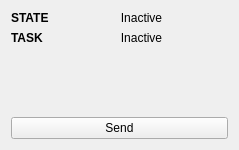
Before: the Qt Designer form rviz_homebot_panel/resource/homebot_panel.ui in brinashong/CS5478_HomeBot, drawn with Qt 5.
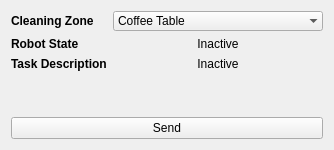
After: the same form once the commit is applied.

```diff
--- a/rviz_homebot_panel/resource/homebot_panel.ui
+++ b/rviz_homebot_panel/resource/homebot_panel.ui
@@ -6,7 +6,7 @@
    <rect>
     <x>0</x>
     <y>0</y>
-    <width>239</width>
+    <width>334</width>
     <height>150</height>
    </rect>
   </property>
@@ -15,7 +15,7 @@
     <layout class="QGridLayout" name="gridLayout">
      <item row="0" column="0">
       <layout class="QFormLayout" name="formLayout">
-       <item row="0" column="0">
+       <item row="1" column="0">
         <widget class="QLabel" name="stateLabel">
          <property name="font">
           <font>
@@ -24,11 +24,11 @@
           </font>
          </property>
          <property name="text">
-          <string>STATE</string>
+          <string>Robot State</string>
          </property>
         </widget>
        </item>
-       <item row="0" column="1">
+       <item row="1" column="1">
         <widget class="QLabel" name="state">
          <property name="text">
           <string>Inactive</string>
@@ -38,7 +38,7 @@
          </property>
         </widget>
        </item>
-       <item row="1" column="0">
+       <item row="2" column="0">
         <widget class="QLabel" name="taskLabel">
          <property name="font">
           <font>
@@ -47,11 +47,11 @@
           </font>
          </property>
          <property name="text">
-          <string>TASK</string>
+          <string>Task Description</string>
          </property>
         </widget>
        </item>
-       <item row="1" column="1">
+       <item row="2" column="1">
         <widget class="QLabel" name="task">
          <property name="text">
           <string>Inactive</string>
@@ -61,6 +61,39 @@
          </property>
         </widget>
        </item>
+       <item row="0" column="1">
+        <widget class="QComboBox" name="comboBox">
+         <property name="layoutDirection">
+          <enum>Qt::LeftToRight</enum>
+         </property>
+         <property name="frame">
+          <bool>false</bool>
+         </property>
+         <item>
+          <property name="text">
+           <string>Coffee Table</string>
+          </property>
+         </item>
+         <item>
+          <property name="text">
+           <string>Dining Table</string>
+          </property>
+         </item>
+        </widget>
+       </item>
+       <item row="0" column="0">
+        <widget class="QLabel" name="label">
+         <property name="font">
+          <font>
+           <weight>75</weight>
+           <bold>true</bold>
+          </font>
+         </property>
+         <property name="text">
+          <string>Cleaning Zone</string>
+         </property>
+        </widget>
+       </item>
       </layout>
      </item>
      <item row="1" column="0">
```
